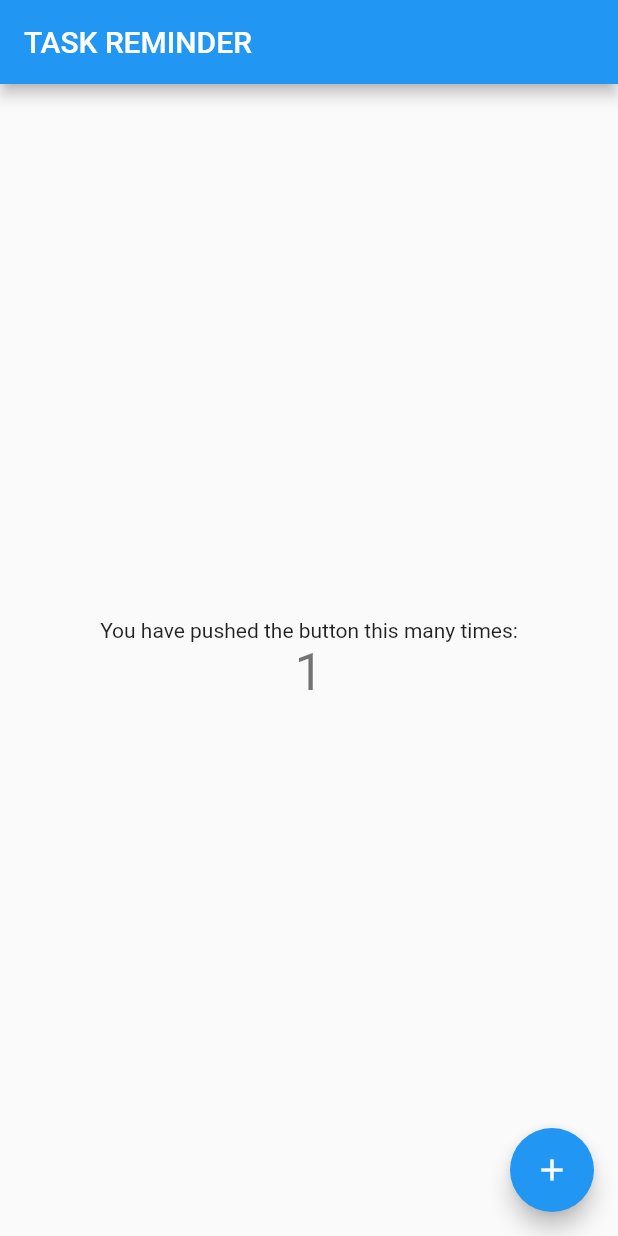
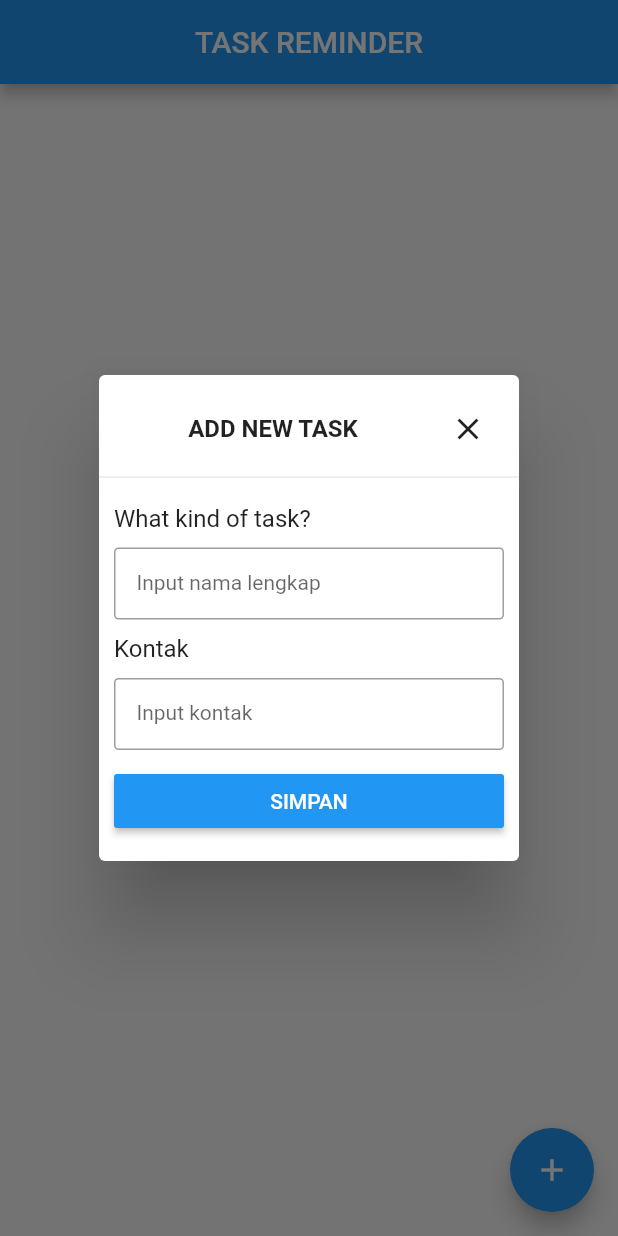
Before and after one commit to LintangVienusa/eling-beta, a Flutter app: the screen it shows after launch, after a tap on the "add" icon, on a phone screen of 412 x 824 dp. Run offline on Flutter 3.47's test engine with Material 2 defaults, Android fonts, the phone set to English and light mode, and no system bars.

Commit message:
menambahkan fungsi button add new task

```diff
--- a/eling/lib/main.dart
+++ b/eling/lib/main.dart
@@ -7,109 +7,173 @@ void main() {
 class MyApp extends StatelessWidget {
   const MyApp({Key? key}) : super(key: key);
 
-  // This widget is the root of your application.
   @override
   Widget build(BuildContext context) {
     return MaterialApp(
-      title: 'Flutter Demo',
+      initialRoute: '/',
+      routes: {
+        '/': (context) => const MyHomePage(),
+        '/addtask': (context) => const AddTaskPage(),
+      },
+      title: 'Eling Task Reminder',
       theme: ThemeData(
-        // This is the theme of your application.
-        //
-        // Try running your application with "flutter run". You'll see the
-        // application has a blue toolbar. Then, without quitting the app, try
-        // changing the primarySwatch below to Colors.green and then invoke
-        // "hot reload" (press "r" in the console where you ran "flutter run",
-        // or simply save your changes to "hot reload" in a Flutter IDE).
-        // Notice that the counter didn't reset back to zero; the application
-        // is not restarted.
         primarySwatch: Colors.blue,
       ),
-      home: const MyHomePage(title: 'TASK REMINDER'),
+      // home: const MyHomePage(title: 'Eling Home Page'),
     );
   }
 }
 
-class MyHomePage extends StatefulWidget {
-  const MyHomePage({Key? key, required this.title}) : super(key: key);
-
-  // This widget is the home page of your application. It is stateful, meaning
-  // that it has a State object (defined below) that contains fields that affect
-  // how it looks.
-
-  // This class is the configuration for the state. It holds the values (in this
-  // case the title) provided by the parent (in this case the App widget) and
-  // used by the build method of the State. Fields in a Widget subclass are
-  // always marked "final".
-
-  final String title;
-
-  @override
-  State<MyHomePage> createState() => _MyHomePageState();
-}
-
-class _MyHomePageState extends State<MyHomePage> {
-  int _counter = 0;
-
-  void _incrementCounter() {
-    setState(() {
-      // This call to setState tells the Flutter framework that something has
-      // changed in this State, which causes it to rerun the build method below
-      // so that the display can reflect the updated values. If we changed
-      // _counter without calling setState(), then the build method would not be
-      // called again, and so nothing would appear to happen.
-      _counter++;
-    });
-  }
+class MyHomePage extends StatelessWidget {
+  const MyHomePage({Key? key}) : super(key: key);
+  // final String title;
 
   @override
   Widget build(BuildContext context) {
-    // This method is rerun every time setState is called, for instance as done
-    // by the _incrementCounter method above.
-    //
-    // The Flutter framework has been optimized to make rerunning build methods
-    // fast, so that you can just rebuild anything that needs updating rather
-    // than having to individually change instances of widgets.
     return Scaffold(
       appBar: AppBar(
-        // Here we take the value from the MyHomePage object that was created by
-        // the App.build method, and use it to set our appbar title.
-        title: Text(widget.title),
+        title: const Center(
+          child : Text('TASK REMINDER'),
+        ),
       ),
       body: Center(
-        // Center is a layout widget. It takes a single child and positions it
-        // in the middle of the parent.
         child: Column(
-          // Column is also a layout widget. It takes a list of children and
-          // arranges them vertically. By default, it sizes itself to fit its
-          // children horizontally, and tries to be as tall as its parent.
-          //
-          // Invoke "debug painting" (press "p" in the console, choose the
-          // "Toggle Debug Paint" action from the Flutter Inspector in Android
-          // Studio, or the "Toggle Debug Paint" command in Visual Studio Code)
-          // to see the wireframe for each widget.
-          //
-          // Column has various properties to control how it sizes itself and
-          // how it positions its children. Here we use mainAxisAlignment to
-          // center the children vertically; the main axis here is the vertical
-          // axis because Columns are vertical (the cross axis would be
-          // horizontal).
           mainAxisAlignment: MainAxisAlignment.center,
+          // ignore: prefer_const_literals_to_create_immutables
           children: <Widget>[
             const Text(
-              'You have pushed the button this many times:',
-            ),
-            Text(
-              '$_counter',
-              style: Theme.of(context).textTheme.headline4,
+              'No task yet :(',
             ),
           ],
         ),
       ),
+
       floatingActionButton: FloatingActionButton(
-        onPressed: _incrementCounter,
-        tooltip: 'Increment',
+        onPressed: (){
+          _showSimpleDialog(context);
+        },
         child: const Icon(Icons.add),
-      ), // This trailing comma makes auto-formatting nicer for build methods.
+      ),
     );
   }
 }
+
+class AddTaskPage extends StatelessWidget {
+  const AddTaskPage({Key? key}) : super(key: key);
+
+  @override
+  Widget build(BuildContext context) {
+    return Scaffold(
+      backgroundColor: Theme.of(context).primaryColorLight,
+      appBar: AppBar(
+        title: const Center(
+          child : Text('TASK REMINDER'),
+        ),
+      ),
+      body: Center(
+        child: Column(
+          children: [
+            ElevatedButton(
+                onPressed: () {
+                  Navigator.pop(context);
+                },
+                child: Text('Kembali Ke  Halaman Pertama'))
+          ],
+        ),
+      ),
+    );
+  }
+
+}
+
+void _showSimpleDialog(context) {
+
+
+    showDialog(
+      context: context,
+      builder: (context) {
+        return SimpleDialog(
+          children: [
+            Padding(
+              padding: EdgeInsets.only(left: 10.0, right: 10.0),
+              child: Row(
+                children: [
+                  Expanded(
+                    child: Text(
+                      "ADD NEW TASK",
+                      textAlign: TextAlign.center,
+                      style: TextStyle(fontSize: 16.0,
+                      fontWeight: FontWeight.bold),
+                    ),
+                  ),
+                  IconButton(
+                    icon: Icon(Icons.close),
+                    onPressed: () {
+                      Navigator.pop(context);
+                    },
+                  )
+                ],
+              ),
+            ),
+            Divider(),
+            Padding(
+              padding: EdgeInsets.all(10.0),
+              child: Text(
+                "What kind of task?",
+              ),
+            ),
+
+            Padding(
+              padding: EdgeInsets.only(left: 10.0, right: 10.0),
+              child: TextField(
+                style: new TextStyle(
+                    fontSize: 14.0, height: 1.0, color: Colors.black),
+                decoration: new InputDecoration(
+                  hintText: "Input nama lengkap",
+                  border: OutlineInputBorder(
+                      borderRadius: new BorderRadius.circular(3.0)),
+                  contentPadding: const EdgeInsets.symmetric(
+                      vertical: 14.0, horizontal: 15.0),
+                ),
+              ),
+            ),
+
+            Padding(
+              padding: EdgeInsets.all(10.0),
+              child: Text(
+                "Kontak",
+              ),
+            ),
+            Padding(
+              padding: EdgeInsets.only(left: 10.0, right: 10.0),
+              child: TextField(
+                style: new TextStyle(
+                    fontSize: 14.0, height: 1.0, color: Colors.black),
+                decoration: new InputDecoration(
+                  hintText: "Input kontak",
+                  border: OutlineInputBorder(
+                      borderRadius: new BorderRadius.circular(3.0)),
+                  contentPadding: const EdgeInsets.symmetric(
+                      vertical: 14.0, horizontal: 15.0),
+                ),
+              ),
+            ),
+
+            Padding(
+              padding: EdgeInsets.fromLTRB(10.0, 10.0, 10.0, 0),
+              child: RaisedButton(
+                color: Colors.blue,
+                child: Text(
+                  "SIMPAN",
+                  style: TextStyle(color: Colors.white),
+                ),
+                onPressed: () {
+
+                },
+              ),
+            )
+          ],
+        );
+      },
+    );
+  }
--- a/eling/pubspec.yaml
+++ b/eling/pubspec.yaml
@@ -34,6 +34,7 @@ dependencies:
   # The following adds the Cupertino Icons font to your application.
   # Use with the CupertinoIcons class for iOS style icons.
   cupertino_icons: ^1.0.2
+  select_form_field: "^2.2.0"
 
 dev_dependencies:
   flutter_test:
```
Also changed, not shown: eling/pubspec.lock.
